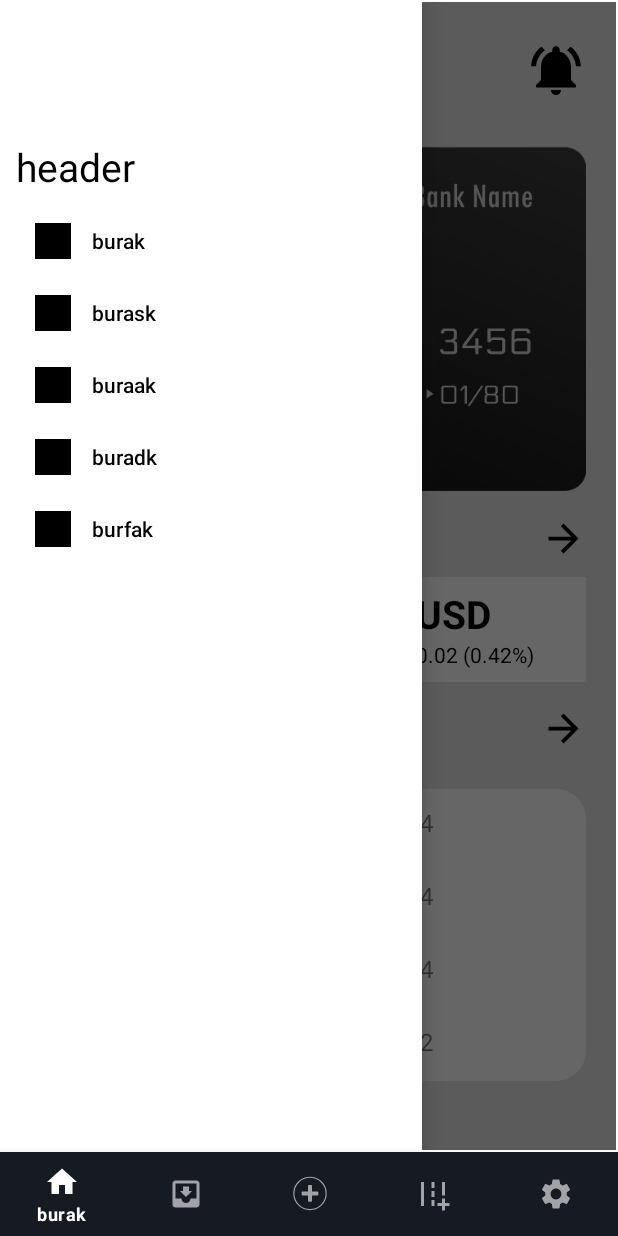
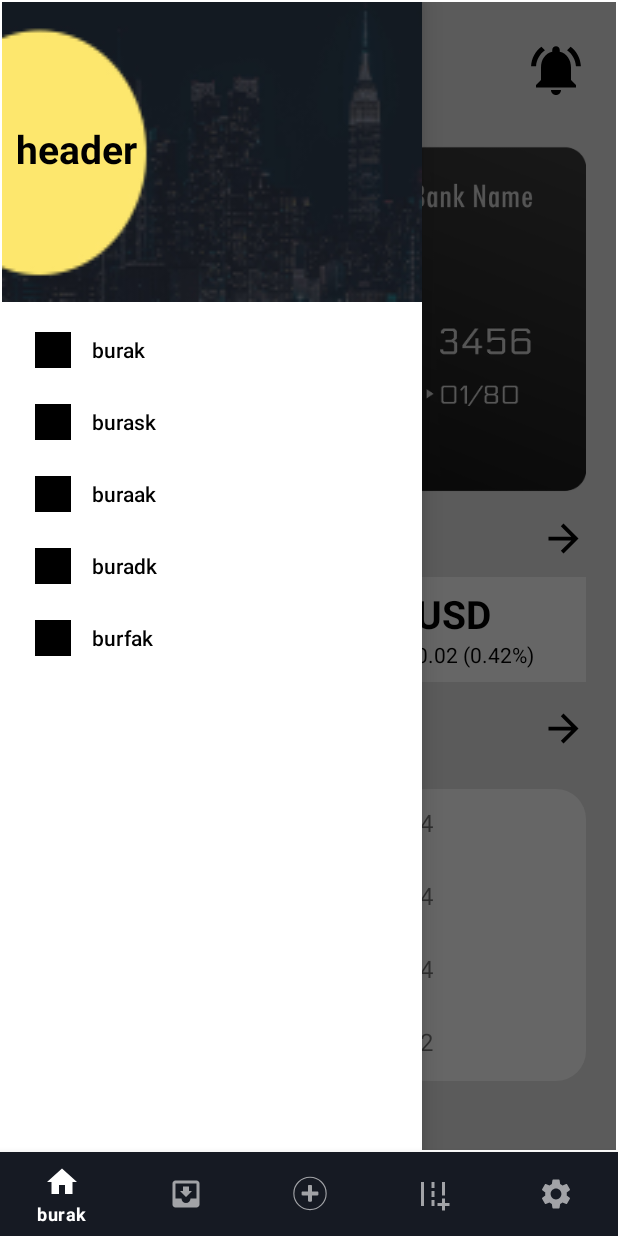
Before and after one commit to burakselcuk1/BottomNavMenu, an Android app: the screen it shows after launch (MainActivity), with the side drawer open, on a phone screen of 412 x 824 dp. Run offline under Robolectric (Android 15) with nearby library versions, the phone set to English and light mode, and no system bars; our stand-ins replace data binding, navigation-ui.

Commit message:
some text changed

```diff
--- a/app/src/main/res/layout/nav_header.xml
+++ b/app/src/main/res/layout/nav_header.xml
@@ -3,14 +3,16 @@
     xmlns:android="http://schemas.android.com/apk/res/android"
     xmlns:app="http://schemas.android.com/apk/res-auto"
     xmlns:tools="http://schemas.android.com/tools"
+    android:background="@drawable/okk"
     android:layout_width="match_parent"
-    android:layout_height="wrap_content">
+    android:layout_height="200dp">
 
     <TextView
         android:layout_width="wrap_content"
         android:layout_height="wrap_content"
-        android:layout_marginTop="92dp"
+        android:layout_marginTop="80dp"
         android:text="header"
+        android:textStyle="bold"
         android:textColor="@color/black"
         android:textSize="26sp"
         app:layout_constraintEnd_toEndOf="parent"
```
Also changed, not shown: app/src/main/res/drawable-xxhdpi/ok.jpg (added), app/src/main/res/drawable-xxhdpi/okk.jpg (added).
